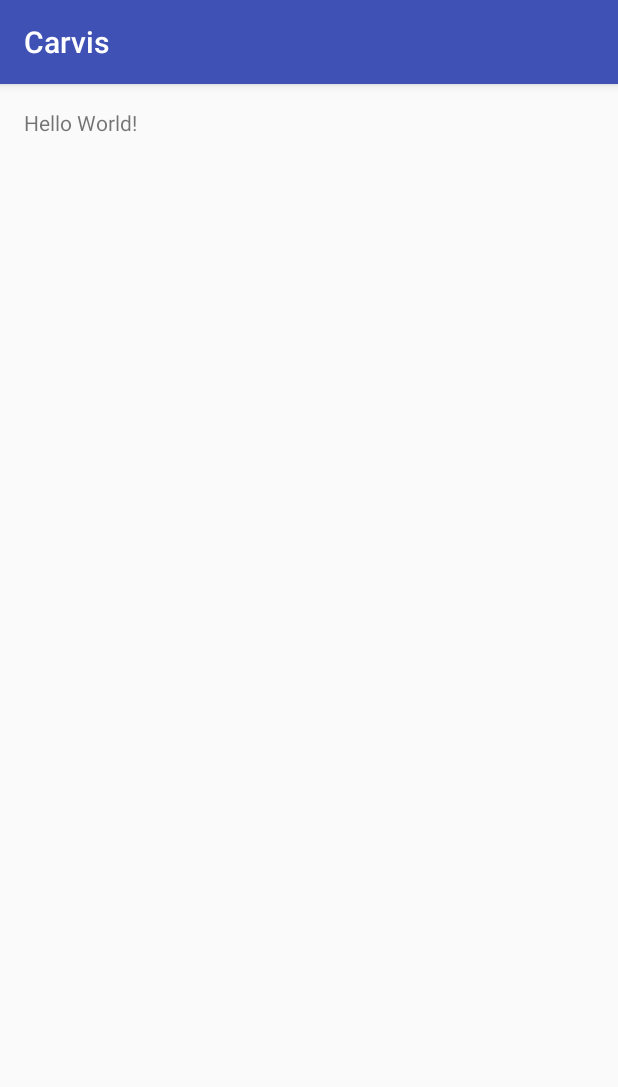
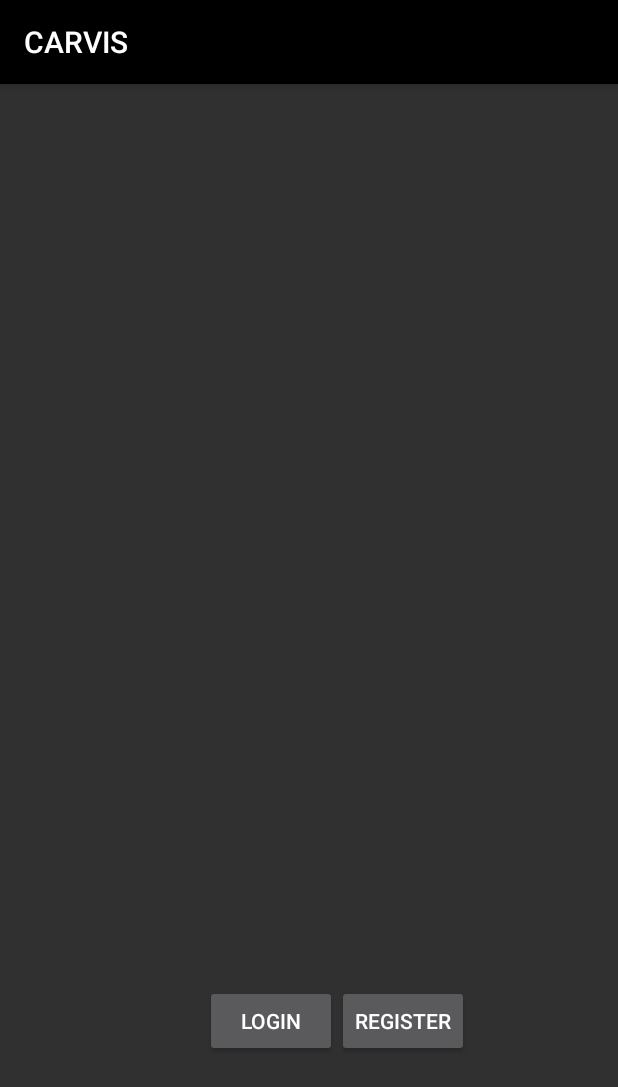
Before and after one commit to shaydaly/4thYearProject, an Android app: the screen it shows after launch (MainActivity), on a phone screen of 412 x 824 dp. Shown: the top 1087 px of the screen. Run offline under Robolectric (Android 15) with nearby library versions, the light colour scheme and no system bars.

Commit message:
Committing Dummy Register/Login Screens

```diff
--- a/Carvis/app/build.gradle
+++ b/Carvis/app/build.gradle
@@ -5,7 +5,7 @@ android {
     buildToolsVersion "24.0.3"
     defaultConfig {
         applicationId "com.example.seamus.carvis"
-        minSdkVersion 15
+        minSdkVersion 21
         targetSdkVersion 24
         versionCode 1
         versionName "1.0"
@@ -25,5 +25,6 @@ dependencies {
         exclude group: 'com.android.support', module: 'support-annotations'
     })
     compile 'com.android.support:appcompat-v7:24.2.1'
+    compile 'com.android.support:design:24.2.1'
     testCompile 'junit:junit:4.12'
 }
--- a/Carvis/app/src/main/java/com/example/seamus/carvis/MainActivity.java
+++ b/Carvis/app/src/main/java/com/example/seamus/carvis/MainActivity.java
@@ -1,13 +1,32 @@
 package com.example.seamus.carvis;
 
+import android.app.Activity;
+import android.content.Intent;
+import android.graphics.Color;
 import android.support.v7.app.AppCompatActivity;
 import android.os.Bundle;
+import android.view.View;
 
-public class MainActivity extends AppCompatActivity {
+import static android.graphics.Color.RED;
+
+class MainActivity extends Activity {
 
     @Override
     protected void onCreate(Bundle savedInstanceState) {
         super.onCreate(savedInstanceState);
         setContentView(R.layout.activity_main);
     }
+//              display the app icon at the top
+//            getSupportActionBar().setDisplayShowHomeEnabled(true);
+//            getSupportActionBar().setIcon(R.drawable.ic_launcher);
+
+    public void goToLogin(View view) {
+        Intent intent = new Intent(this, NewLoginActivity.class);
+        startActivity(intent);
+    }
+
+    public void goToRegisterScreen(View view) {
+        Intent intent = new Intent(this, RegisterActivity.class);
+        startActivity(intent);
+    }
 }
--- a/Carvis/app/src/main/res/layout/activity_main.xml
+++ b/Carvis/app/src/main/res/layout/activity_main.xml
@@ -1,5 +1,6 @@
 <?xml version="1.0" encoding="utf-8"?>
 <RelativeLayout xmlns:android="http://schemas.android.com/apk/res/android"
+    xmlns:app="http://schemas.android.com/apk/res-auto"
     xmlns:tools="http://schemas.android.com/tools"
     android:id="@+id/activity_main"
     android:layout_width="match_parent"
@@ -10,8 +11,40 @@
     android:paddingTop="@dimen/activity_vertical_margin"
     tools:context="com.example.seamus.carvis.MainActivity">
 
-    <TextView
+
+    <LinearLayout
         android:layout_width="wrap_content"
         android:layout_height="wrap_content"
-        android:text="Hello World!" />
+        android:layout_marginBottom="37dp"
+        android:layout_alignParentBottom="true"
+        android:layout_alignParentEnd="true"
+        android:layout_marginEnd="50dp">
+    <Button
+        android:text="@string/login"
+        android:layout_width="0dp"
+        android:layout_height="wrap_content"
+        android:layout_weight="1"
+        android:id="@+id/button"
+        android:onClick="goToLogin"
+        android:layout_marginStart="19dp"
+        android:elevation="0dp"
+        android:layout_alignParentBottom="true"
+        android:layout_alignParentStart="true"
+        android:layout_marginBottom="66dp"
+        android:visibility="visible" />
+
+    <Button
+        android:text="@string/register"
+        android:layout_width="0dp"
+        android:layout_height="wrap_content"
+        android:layout_weight="1"
+        android:id="@+id/button2"
+        android:layout_alignBaseline="@+id/button"
+        android:layout_alignBottom="@+id/button"
+        android:layout_alignParentEnd="true"
+        android:layout_marginEnd="33dp"
+        android:onClick="goToRegisterScreen" />
+</LinearLayout>
+
+
 </RelativeLayout>
--- a/Carvis/app/src/main/res/values/colors.xml
+++ b/Carvis/app/src/main/res/values/colors.xml
@@ -1,6 +1,7 @@
 <?xml version="1.0" encoding="utf-8"?>
 <resources>
-    <color name="colorPrimary">#3F51B5</color>
-    <color name="colorPrimaryDark">#303F9F</color>
-    <color name="colorAccent">#FF4081</color>
+    <color name="colorPrimary">#000000</color>
+    <color name="colorPrimaryDark">#969494</color>
+    <color name="colorAccent">#e60004</color>
+    <color name="textColorPrimary">#FFE60004</color>
 </resources>
--- a/Carvis/app/src/main/res/values/styles.xml
+++ b/Carvis/app/src/main/res/values/styles.xml
@@ -1,11 +1,23 @@
 <resources>
+    <!-- inherit from the material theme -->
+    <style name="AppTheme" parent="android:Theme.Material">
+        <!-- Main theme colors -->
+        <!--   your app branding color for the app bar -->
+        <item name="android:colorPrimary">@color/colorPrimary</item>
+        <!--   darker variant for the status bar and contextual app bars -->
+        <item name="android:colorPrimaryDark">@color/colorPrimaryDark</item>
+        <!--   theme UI controls like checkboxes and text fields -->
+        <item name="android:colorAccent">@color/colorAccent</item>
 
-    <!-- Base application theme. -->
-    <style name="AppTheme" parent="Theme.AppCompat.Light.DarkActionBar">
-        <!-- Customize your theme here. -->
-        <item name="colorPrimary">@color/colorPrimary</item>
-        <item name="colorPrimaryDark">@color/colorPrimaryDark</item>
-        <item name="colorAccent">@color/colorAccent</item>
     </style>
-
+    <style name="MyActionBarTitleText"
+        parent="Theme.AppCompat.DayNight.DarkActionBar">
+        <item name="android:textColor">@color/colorAccent</item>
+        <item name="android:textStyle">bold</item>
+        <item name="android:colorPrimary">@color/colorPrimary</item>
+        <!--   darker variant for the status bar and contextual app bars -->
+        <item name="android:colorPrimaryDark">@color/colorPrimaryDark</item>
+        <!--   theme UI controls like checkboxes and text fields -->
+        <item name="android:colorAccent">@color/colorAccent</item>
+    </style>
 </resources>
```
Also changed, not shown: Carvis/app/src/main/AndroidManifest.xml (+8 -0 lines), Carvis/app/src/main/java/com/example/seamus/carvis/LoggedInActivity.java (added, +27 -0 lines), Carvis/app/src/main/java/com/example/seamus/carvis/NewLoginActivity.java (added, +28 -0 lines), Carvis/app/src/main/java/com/example/seamus/carvis/RegisterActivity.java (added, +14 -0 lines), Carvis/app/src/main/res/layout/activity_logged_in.xml (added, +13 -0 lines), Carvis/app/src/main/res/layout/activity_new_login.xml (added, +47 -0 lines), Carvis/app/src/main/res/layout/activity_register.xml (added, +82 -0 lines), Carvis/app/src/main/res/values/strings.xml (+22 -1 lines), Carvis/app/src/main/res/drawable/ic_launcher.png (added), Carvis/app/src/main/res/mipmap-mdpi/ic_launcher.png, Carvis/app/src/main/res/mipmap-xhdpi/ic_launcher.png, Carvis/app/src/main/res/mipmap-xxhdpi/ic_launcher.png, Carvis/app/src/main/res/mipmap-xxxhdpi/ic_launcher.png.
